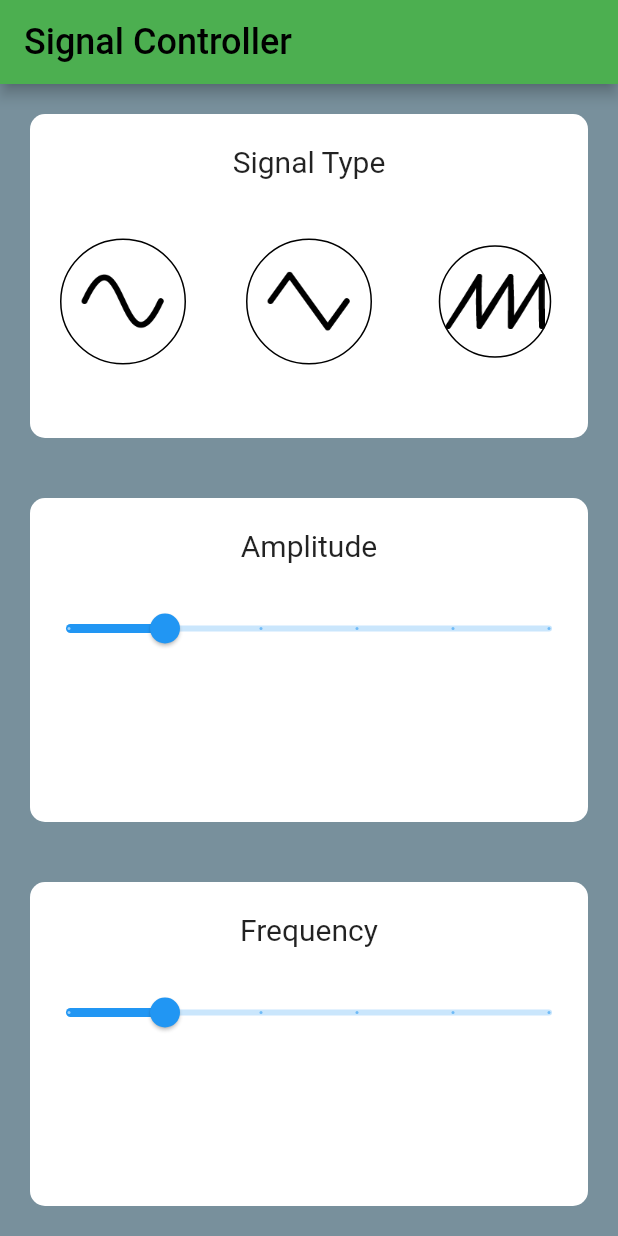
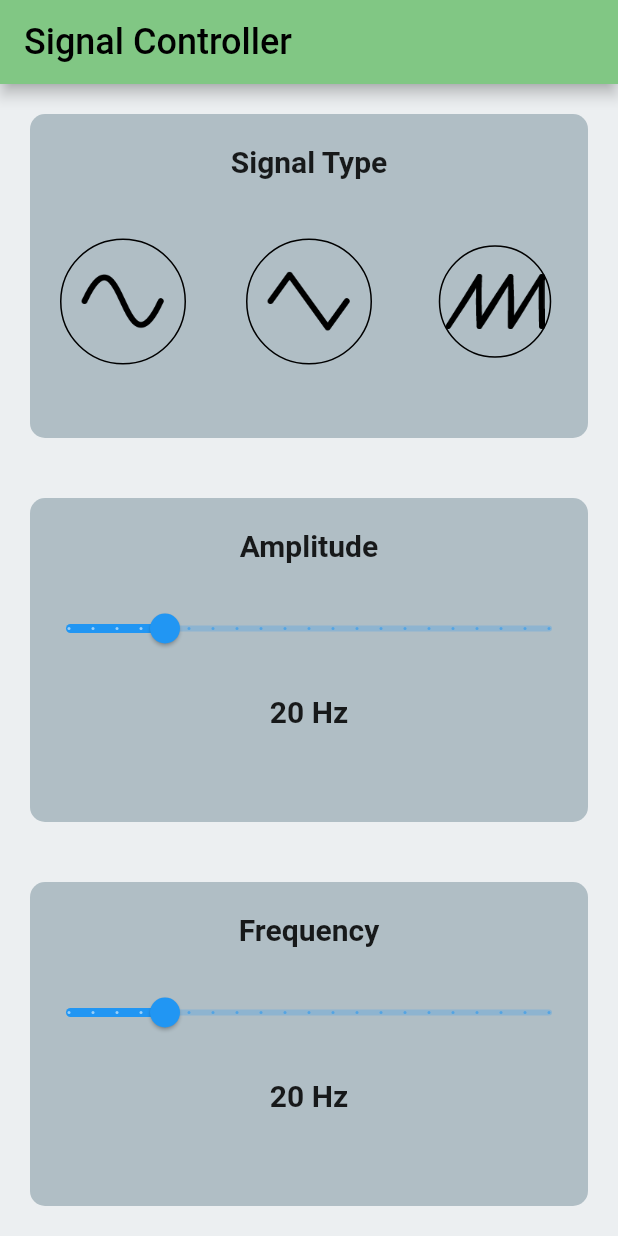
Before and after one commit to OmerMert/Smart-Signal-Generator, a Flutter app: the screen it shows after launch, on a phone screen of 412 x 824 dp. Run offline on Flutter 3.47's test engine with Material 2 defaults, Android fonts, the phone set to English and light mode, and no system bars.

Commit message:
Updated Slider and UI color

```diff
--- a/lib/main.dart
+++ b/lib/main.dart
@@ -11,9 +11,9 @@
   Widget build(BuildContext context) {
     return MaterialApp(
       home: Scaffold(
-        backgroundColor: Colors.blueGrey[400],
+        backgroundColor: Colors.blueGrey[50],
         appBar: AppBar(
-          backgroundColor: Colors.green,
+          backgroundColor: Colors.green[300],
           title: Text(
             'Signal Controller',
             style: TextStyle(color: Colors.black, fontSize: 24),
@@ -43,14 +43,15 @@
     return Container(
       margin: EdgeInsets.all(20.0),
       decoration: BoxDecoration(
-          borderRadius: BorderRadius.circular(10.0), color: Colors.white),
+          borderRadius: BorderRadius.circular(10.0),
+          color: Colors.blueGrey[200]),
       child: Column(
         children: [
           Container(
             margin: EdgeInsets.all(20.0),
             child: Text(
               'Signal Type',
-              style: TextStyle(fontSize: 20),
+              style: TextStyle(fontSize: 20, fontWeight: FontWeight.bold),
             ),
           ),
           Buttons(),
@@ -73,7 +74,6 @@
             child: Container(
               decoration: BoxDecoration(
                   shape: BoxShape.circle,
-                  color: Colors.white,
                   border: Border.all(color: Colors.black)),
               child: TextButton(
                   onPressed: () => {}, child: Image.asset('images/sine.png')),
@@ -86,7 +86,6 @@
             child: Container(
               decoration: BoxDecoration(
                   shape: BoxShape.circle,
-                  color: Colors.white,
                   border: Border.all(color: Colors.black)),
               child: TextButton(
                   onPressed: () => {},
@@ -101,7 +100,6 @@
               height: 75,
               decoration: BoxDecoration(
                   shape: BoxShape.circle,
-                  color: Colors.white,
                   border: Border.all(color: Colors.black)),
               child: TextButton(
                   onPressed: () => {},
@@ -124,14 +122,15 @@
       width: 500,
       height: 150,
       decoration: BoxDecoration(
-          borderRadius: BorderRadius.circular(10.0), color: Colors.white),
+          borderRadius: BorderRadius.circular(10.0),
+          color: Colors.blueGrey[200]),
       child: Column(
         children: [
           Container(
             margin: EdgeInsets.all(20.0),
             child: Text(
               'Amplitude',
-              style: TextStyle(fontSize: 20),
+              style: TextStyle(fontSize: 20, fontWeight: FontWeight.bold),
             ),
           ),
           FrequencySlider(),
@@ -149,17 +148,20 @@
     return Container(
       margin: EdgeInsets.all(20.0),
       decoration: BoxDecoration(
-          borderRadius: BorderRadius.circular(10.0), color: Colors.white),
-      child: Column(children: [
+          borderRadius: BorderRadius.circular(10.0),
+          color: Colors.blueGrey[200]),
+      child: Column(
+        children: [
           Container(
             margin: EdgeInsets.all(20.0),
             child: Text(
               'Frequency',
-            style: TextStyle(fontSize: 20),
+              style: TextStyle(fontSize: 20, fontWeight: FontWeight.bold),
             ),
           ),
           FrequencySlider(),
-      ]),
+        ],
+      ),
     );
   }
 }
@@ -176,16 +178,24 @@
 
   @override
   Widget build(BuildContext context) {
-    return Slider(
+    return Column(children: [
+      Slider(
         value: _currentSliderValue,
         max: 100,
-      divisions: 5,
-      label: _currentSliderValue.round().toString(),
+        divisions: 20,
         onChanged: (double value) {
           setState(() {
             _currentSliderValue = value;
           });
         },
-    );
+      ),
+      Container(
+        margin: EdgeInsets.all(20.0),
+        child: Text(
+          '${_currentSliderValue.round()} Hz',
+          style: TextStyle(fontSize: 20, fontWeight: FontWeight.bold),
+        ),
+      ),
+    ]);
   }
 }
```
Lines whose indentation alone changed are shown as unchanged.
